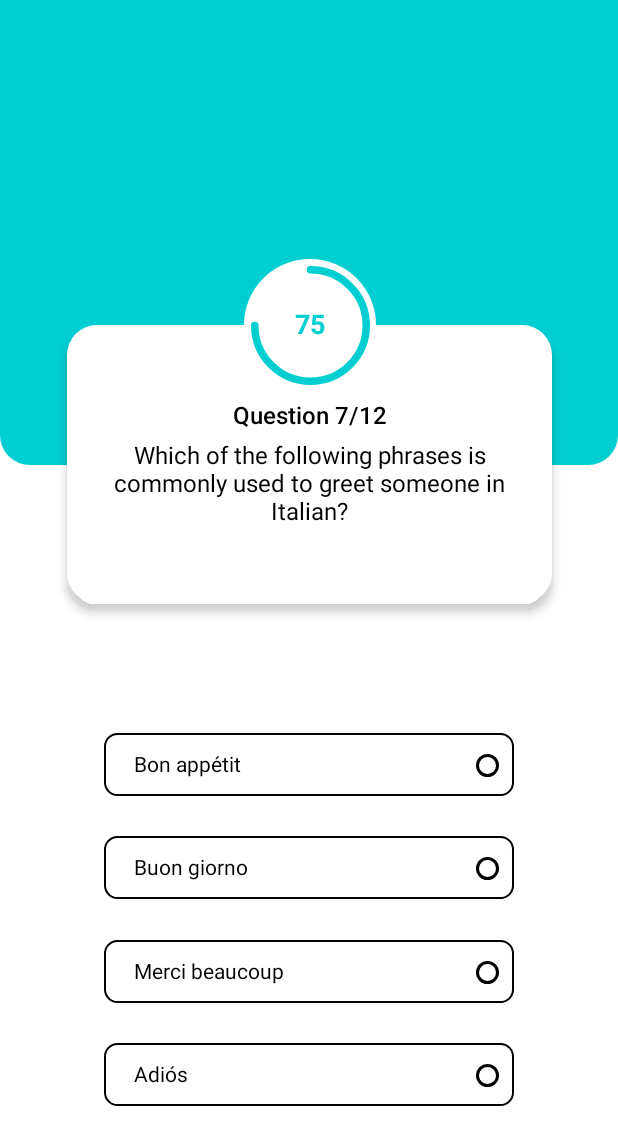
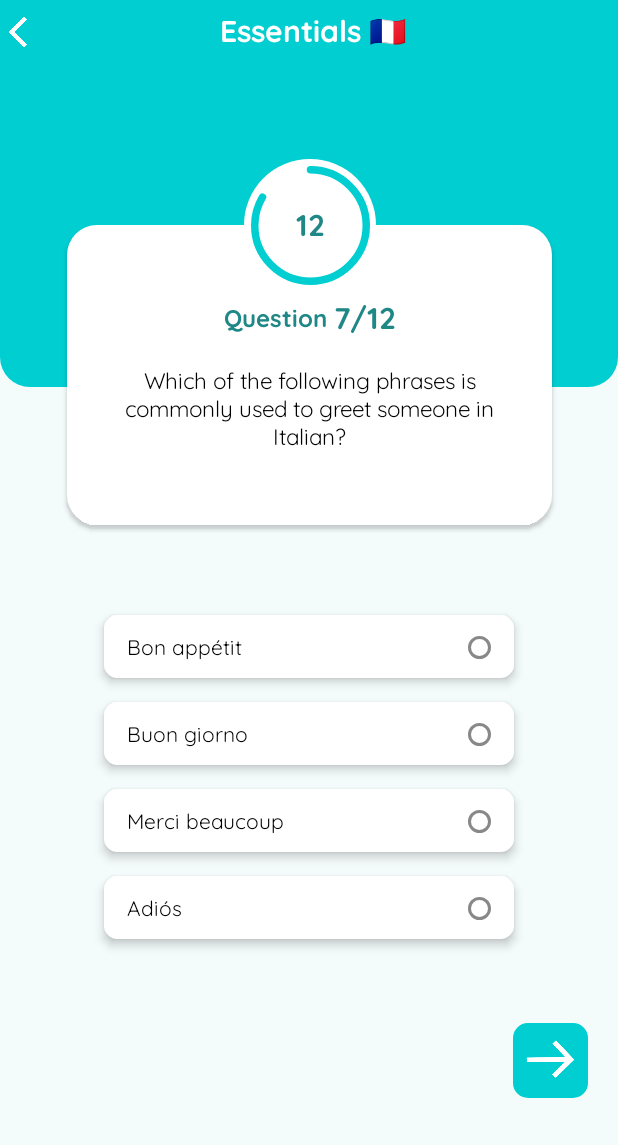
Before and after one commit to krishnapoddar1592/Fluentify-app, an Android app built with Jetpack Compose: the @Preview function FillQuestionScreen, on a phone screen of 412 x 824 dp. Shown: the top 1145 px of the screen. Run offline under Robolectric (Android 15) with nearby library versions, the phone set to English and light mode, and no system bars; pictures from the network do not load; Roboto replaces fonts that are not available here.

Commit message:
UI modification for the fill type question and also introduced the animation for the timer

```diff
--- a/app/src/main/java/com/example/fluentifyapp/ui/screens/common/BackButton.kt
+++ b/app/src/main/java/com/example/fluentifyapp/ui/screens/common/BackButton.kt
@@ -11,9 +11,9 @@ import androidx.compose.ui.unit.dp
 import com.example.fluentifyapp.R
 
 @Composable
-fun BackButton(onBackPressed: (() -> Unit)?,canGoBack: Boolean) {
+fun BackButton(onBackPressed: (() -> Unit)?, canGoBack: Boolean, isColorWhite: Boolean) {
     Image(
-        painter = painterResource(id = R.drawable.backarrowgreen),
+        painter = painterResource(id = if(isColorWhite)R.drawable.back_arrow_white else R.drawable.backarrowgreen),
         contentDescription = "Back Button",
         modifier = Modifier
             .size(width = 24.dp, height = 23.dp)
--- a/app/src/main/java/com/example/fluentifyapp/ui/screens/common/HeaderComponent.kt
+++ b/app/src/main/java/com/example/fluentifyapp/ui/screens/common/HeaderComponent.kt
@@ -13,12 +13,17 @@ import androidx.compose.ui.text.font.FontWeight
 import androidx.compose.ui.text.style.TextAlign
 import androidx.compose.ui.unit.TextUnit
 import androidx.compose.ui.unit.dp
-import androidx.compose.ui.unit.sp
 import com.example.fluentifyapp.ui.theme.AppFonts
 import com.example.fluentifyapp.ui.theme.primaryColor
 
 @Composable
-fun HeaderComponent(onBackPressed: (() -> Unit)?, headerText: String, canGoBack: Boolean,fontSize: TextUnit){
+fun HeaderComponent(
+    onBackPressed: (() -> Unit)?,
+    headerText: String,
+    canGoBack: Boolean,
+    fontSize: TextUnit,
+    isColorWhite: Boolean
+){
     // Top bar with Back Button and Sign Up Title
     Row(
         modifier = Modifier
@@ -26,14 +31,14 @@ fun HeaderComponent(onBackPressed: (() -> Unit)?, headerText: String, canGoBack:
             .padding(top = 8.dp),
         verticalAlignment = Alignment.CenterVertically
     ) {
-        BackButton(onBackPressed,canGoBack)
+        BackButton(onBackPressed,canGoBack,isColorWhite)
         Spacer(modifier = Modifier.weight(0.5f))
         Text(
             text = headerText,
             fontSize = fontSize,
             fontFamily = AppFonts.quicksand,
             fontWeight = FontWeight.Bold,
-            color = primaryColor,
+            color = if(isColorWhite) Color.White else primaryColor,
             textAlign = TextAlign.Center,
             modifier = Modifier.weight(1f)
         )
--- a/app/src/main/java/com/example/fluentifyapp/ui/screens/course/LessonStartScreen.kt
+++ b/app/src/main/java/com/example/fluentifyapp/ui/screens/course/LessonStartScreen.kt
@@ -1,8 +1,6 @@
 package com.example.fluentifyapp.ui.screens.course
 import androidx.compose.foundation.Image
 import androidx.compose.foundation.background
-import androidx.compose.foundation.border
-import androidx.compose.foundation.clickable
 import androidx.compose.foundation.layout.*
 import androidx.compose.foundation.lazy.LazyColumn
 import androidx.compose.foundation.shape.CircleShape
@@ -17,20 +15,15 @@ import androidx.compose.runtime.remember
 import androidx.compose.runtime.setValue
 import androidx.compose.ui.Alignment
 import androidx.compose.ui.Modifier
-import androidx.compose.ui.draw.alpha
 import androidx.compose.ui.draw.clip
-import androidx.compose.ui.draw.drawBehind
 import androidx.compose.ui.draw.shadow
 import androidx.compose.ui.graphics.Color
-import androidx.compose.ui.graphics.PaintingStyle
-import androidx.compose.ui.graphics.drawscope.DrawStyle
 import androidx.compose.ui.layout.ContentScale
 import androidx.compose.ui.res.painterResource
 import androidx.compose.ui.text.font.FontStyle
 import androidx.compose.ui.text.font.FontWeight
 import androidx.compose.ui.text.style.TextAlign
 import androidx.compose.ui.text.style.TextOverflow
-import androidx.compose.ui.tooling.preview.Preview
 import androidx.compose.ui.unit.dp
 import androidx.compose.ui.unit.sp
 import com.example.fluentifyapp.R
@@ -251,7 +244,13 @@ fun ActualLessonStartScreen(viewModel: LessonStartScreenViewModel, onBackPressed
                 .background(backgroundColor),
             horizontalAlignment = Alignment.CenterHorizontally,
         ) {
-            HeaderComponent(onBackPressed = onBackPressed, headerText = lessonProgress.courseName , canGoBack = true,18.sp)
+            HeaderComponent(
+                onBackPressed = onBackPressed,
+                headerText = lessonProgress.courseName,
+                canGoBack = true,
+                18.sp,
+                false
+            )
 
             Spacer(modifier = Modifier.height(baseSpacing))
 
--- a/app/src/main/java/com/example/fluentifyapp/ui/screens/course/QuestionScreen.kt
+++ b/app/src/main/java/com/example/fluentifyapp/ui/screens/course/QuestionScreen.kt
@@ -1,23 +1,34 @@
 package com.example.fluentifyapp.ui.screens.course
 
-import androidx.compose.foundation.Image
+import androidx.compose.animation.core.animateFloatAsState
+import androidx.compose.animation.core.tween
+import androidx.compose.foundation.Canvas
 import androidx.compose.foundation.background
 import androidx.compose.foundation.border
 import androidx.compose.foundation.clickable
+import androidx.compose.foundation.gestures.scrollable
+import androidx.compose.foundation.interaction.MutableInteractionSource
 import androidx.compose.foundation.layout.Arrangement
 import androidx.compose.foundation.layout.Box
 import androidx.compose.foundation.layout.Column
 import androidx.compose.foundation.layout.Row
 import androidx.compose.foundation.layout.Spacer
+import androidx.compose.foundation.layout.aspectRatio
 import androidx.compose.foundation.layout.fillMaxSize
 import androidx.compose.foundation.layout.fillMaxWidth
 import androidx.compose.foundation.layout.height
 import androidx.compose.foundation.layout.offset
 import androidx.compose.foundation.layout.padding
 import androidx.compose.foundation.layout.size
+import androidx.compose.foundation.layout.width
+import androidx.compose.foundation.rememberScrollState
 import androidx.compose.foundation.shape.CircleShape
 import androidx.compose.foundation.shape.RoundedCornerShape
+import androidx.compose.foundation.verticalScroll
+import androidx.compose.material3.Button
+import androidx.compose.material3.ButtonDefaults
 import androidx.compose.material3.CircularProgressIndicator
+import androidx.compose.material3.Icon
 import androidx.compose.material3.Text
 import androidx.compose.runtime.Composable
 import androidx.compose.runtime.getValue
@@ -29,32 +40,76 @@ import androidx.compose.ui.Modifier
 import androidx.compose.ui.draw.clip
 import androidx.compose.ui.draw.shadow
 import androidx.compose.ui.graphics.Color
+import androidx.compose.ui.layout.ContentScale
+import androidx.compose.ui.res.painterResource
 import androidx.compose.ui.text.font.FontWeight
 import androidx.compose.ui.text.style.TextAlign
 import androidx.compose.ui.tooling.preview.Preview
+import androidx.compose.ui.unit.Dp
 import androidx.compose.ui.unit.dp
 import androidx.compose.ui.unit.sp
+import com.example.fluentifyapp.R
 import com.example.fluentifyapp.languages.LanguageData
 import com.example.fluentifyapp.ui.screens.common.HeaderComponent
-import com.google.android.play.integrity.internal.f
+import com.example.fluentifyapp.ui.theme.AppFonts
+import com.example.fluentifyapp.ui.theme.backgroundColor
+import com.example.fluentifyapp.ui.theme.primaryColor
+import kotlinx.coroutines.launch
+import androidx.compose.foundation.Canvas
+import androidx.compose.foundation.Image
+import androidx.compose.foundation.layout.size
+import androidx.compose.runtime.LaunchedEffect
+import androidx.compose.runtime.mutableFloatStateOf
+import androidx.compose.ui.geometry.Offset
+import androidx.compose.ui.graphics.Path
+import androidx.compose.ui.graphics.StrokeCap
+import androidx.compose.ui.graphics.drawscope.Fill
+import androidx.compose.ui.unit.dp
+import coil.compose.AsyncImagePainter.State.Empty.painter
+import kotlinx.coroutines.delay
+import kotlin.math.floor
 
 
 @Composable
 fun QuestionScreen() {
 
 }
-@Preview
+//@Preview
 @Composable
 fun FillQuestionScreen() {
+
+    var secondsRemaining by remember { mutableFloatStateOf(15f) }
+    var isTimerRunning by remember { mutableStateOf(true) }
+
+    val progress by animateFloatAsState(
+        targetValue = secondsRemaining/ 15,
+        animationSpec = tween(durationMillis = 100)
+    )
+
+    LaunchedEffect(key1 = secondsRemaining, key2 = isTimerRunning) {
+        if (isTimerRunning) {
+            if (secondsRemaining > 0) {
+                delay(100L)
+                secondsRemaining-=0.1f
+            } else {
+                isTimerRunning = false
+//                onTimerEnd()
+            }
+        }
+    }
     Column(
         modifier = Modifier
             .fillMaxSize()
-            .background(color = Color.White) // Background color 00CED1
-//            .padding(top = -16.dp)
+            .background(color = backgroundColor),
+//            .verticalScroll(rememberScrollState()),
+//        verticalArrangement = Arrangement.SpaceEvenly,
+        horizontalAlignment = Alignment.CenterHorizontally,
     ) {
+
         Box(modifier = Modifier
             .fillMaxWidth()
-            .height(402.dp), contentAlignment = Alignment.BottomCenter){
+            .height(350.dp), contentAlignment = Alignment.BottomCenter)
+        {
             Box(
                 Modifier
                     .fillMaxSize()
@@ -62,11 +117,20 @@ fun FillQuestionScreen() {
                     .background(
                         color = Color(0xFF00CED1),
                         shape = RoundedCornerShape(bottomStart = 20.dp, bottomEnd = 20.dp)
-                    )){
+                    ),
+                contentAlignment = Alignment.TopCenter
+            ){
+                HeaderComponent(
+                    onBackPressed = null,
+                    headerText = "Essentials ${LanguageData.getLangEmoji("French")}",
+                    canGoBack = true,
+                    fontSize = 20.sp,
+                    isColorWhite=true
+                )
             }
 
             Box(
-                modifier = Modifier.size(323.dp, 229.dp),
+                modifier = Modifier.size(323.dp, 244.dp),
                 contentAlignment = Alignment.TopCenter
             ){
                 // Question Box
@@ -79,9 +143,9 @@ fun FillQuestionScreen() {
                     Box(
                         modifier = Modifier
                             .fillMaxSize()
-                            .offset(y = 4.dp) // Offset shadow to the bottom
+                            .offset(y = 2.dp) // Offset shadow to the bottom
                             .shadow(
-                                elevation = 4.dp,
+                                elevation = 2.dp,
                                 shape = RoundedCornerShape(20.dp),
                                 clip = false
                             )
@@ -100,18 +164,32 @@ fun FillQuestionScreen() {
                         Column(
                             horizontalAlignment = Alignment.CenterHorizontally
                         ) {
-                            Text(
-                                text = "Question 7/12",
-                                fontSize = 16.sp,
-                                fontWeight = FontWeight.Medium,
-                                color = Color.Black
-                            )
-                            Spacer(modifier = Modifier.height(8.dp))
+                            Row(verticalAlignment = Alignment.CenterVertically){
+                                Text(
+                                    text = "Question ",
+                                    fontSize = 16.sp,
+                                    fontWeight = FontWeight.Bold,
+                                    fontFamily = AppFonts.quicksand,
+                                    color = primaryColor
+                                )
+                                Text(
+                                    text = "7/12",
+                                    fontSize = 20.sp,
+                                    fontWeight = FontWeight.Bold,
+                                    fontFamily = AppFonts.quicksand,
+                                    color = primaryColor
+                                )
+
+
+                            }
+
+                            Spacer(modifier = Modifier.height(20.dp))
                             Text(
                                 text = "Which of the following phrases is commonly used to greet someone in Italian?",
-                                fontSize = 16.sp,
+                                fontSize = 15.sp,
                                 fontWeight = FontWeight.Normal,
                                 textAlign = TextAlign.Center,
+                                fontFamily = AppFonts.quicksand,
                                 color = Color.Black,
                                 modifier = Modifier.padding(horizontal = 16.dp)
                             )
@@ -128,17 +206,18 @@ fun FillQuestionScreen() {
 
                 ) {
                     CircularProgressIndicator(
-                        progress = 0.75f,
+                        progress = progress,
                         color = Color(0xFF00CED1),
                         trackColor = Color.White,
                         strokeWidth = 5.dp,
                         modifier = Modifier.size(79.dp)
                     )
                     Text(
-                        text = "75",
-                        color = Color(0xFF00CED1),
-                        fontSize = 18.sp,
-                        fontWeight = FontWeight.Bold
+                        text = floor(secondsRemaining).toInt().toString(),
+                        color = primaryColor,
+                        fontSize = 20.sp,
+                        fontWeight = FontWeight.Bold,
+                        fontFamily = AppFonts.quicksand
                     )
                 }
 
@@ -149,79 +228,116 @@ fun FillQuestionScreen() {
 
         }
 
-        // Header Component
-//        HeaderComponent(null,"Essentials ${LanguageData.getLangEmoji("French")}",false,20.sp)
+        // State to track the selected option by index (initially -1, meaning none is selected)
+        var selectedIndex by remember { mutableStateOf(-1) }
 
-        Spacer(modifier = Modifier.weight(0.5f))
-
-        // Answer Options
+        // List of option texts
+        val options = listOf("Bon appétit", "Buon giorno", "Merci beaucoup", "Adiós")
         Column(
-            modifier = Modifier.padding(vertical = 60.dp).fillMaxSize().align(Alignment.CenterHorizontally),
+            modifier = Modifier
+                .padding(top = 60.dp,bottom = 20.dp)
+                .fillMaxWidth()
+                .align(Alignment.CenterHorizontally),
             verticalArrangement = Arrangement.SpaceEvenly,
             horizontalAlignment = Alignment.CenterHorizontally
         ) {
-            OptionBox(text = "Bon appétit")
-            OptionBox(text = "Buon giorno")
-            OptionBox(text = "Merci beaucoup")
-            OptionBox(text = "Adiós")
+            options.forEachIndexed { index, text ->
+                OptionBox(
+                    text = text,
+                    isSelected = selectedIndex == index, // Check if this option is selected
+                    onClick = {
+                        selectedIndex = index // Update selected index when clicked
+                    }
+                )
+                Spacer(modifier = Modifier.height(16.dp)) // Space between options
+            }
         }
-        Spacer(modifier = Modifier.weight(0.5f))
+        Row(
+            modifier = Modifier
+                .fillMaxWidth()
+                .padding(20.dp),
+            horizontalArrangement = Arrangement.End
+        ) {
+           NextButton()
+        }
+
+//        Spacer(modifier = Modifier.weight(0.5f))
     }
 }
 
 @Composable
-fun OptionBox(text: String) {
+fun OptionBox(text: String, isSelected: Boolean, onClick: () -> Unit) {
     Box(
         modifier = Modifier
             .size(273.dp, 42.dp)
+            .shadow(4.dp, shape = RoundedCornerShape(9.dp), clip = false)
             .background(
                 color = Color.White,
                 shape = RoundedCornerShape(9.dp)
-
             )
-            .border(1.dp, Color.Black, shape = RoundedCornerShape(9.dp))
+            .clickable(
+                onClick = onClick,
+                // Disable default click indication (highlight)
+                indication = null,
+                interactionSource = remember { MutableInteractionSource() }
+            )
             .padding(vertical = 8.dp),
         contentAlignment = Alignment.CenterStart
     ) {
-        Row(modifier = Modifier.padding(horizontal = 10.dp), horizontalArrangement = Arrangement.SpaceEvenly, verticalAlignment = Alignment.CenterVertically){
-
+        Row(
+            modifier = Modifier.padding(horizontal = 15.dp),
+            horizontalArrangement = Arrangement.SpaceEvenly,
+            verticalAlignment = Alignment.CenterVertically
+        ) {
+            // Text label of the option
             Text(
-                modifier = Modifier.padding(horizontal = 10.dp),
                 text = text,
                 fontSize = 14.sp,
                 fontWeight = FontWeight.Normal,
-                color = Color.Black
+                color = Color.Black,
+                fontFamily = AppFonts.quicksand
             )
             Spacer(modifier = Modifier.weight(1f))
-            ClickableCircle()
+
+            // The clickable circle on the right
+            ClickableCircle(isFilled = isSelected)
         }
-
     }
 }
 
+// ClickableCircle composable to display the circle
 @Composable
-fun ClickableCircle() {
-    // State to track if the circle is filled or not
-    var isFilled by remember { mutableStateOf(false) }
-
+fun ClickableCircle(isFilled: Boolean) {
     Box(
         modifier = Modifier
             .size(15.dp)
             .border(
                 width = 2.dp, // Border width
-                color = if(isFilled) Color(0xFF00CED1) else Color.Black, // Border color
+                color = if (isFilled) Color(0xFF00CED1) else Color.Gray, // Border color changes based on selection
                 shape = CircleShape
             )
             .background(
-                color = if (isFilled) Color(0xFF00CED1) else Color.Transparent, // Fill color on click
+                color = if (isFilled) Color(0xFF00CED1) else Color.Transparent, // Fill color based on selection
                 shape = CircleShape
             )
-            .clickable {
-                isFilled = !isFilled // Toggle fill state on click
-            },
+    )
+}
+@Preview
+@Composable
+fun NextButton(){
+    Box(
+        modifier = Modifier
+            .size(50.dp)
+            .clip(RoundedCornerShape(10.dp))
+            .background(Color(0xFF00CED1))
+            .clickable(onClick = {}),
+        contentAlignment = Alignment.Center
+    ) {
+        Image(
+            painter = painterResource(id = R.drawable.next_arrow),
+            contentDescription = "Back Button",
+            Modifier.size(35.dp)
+        )
+    }
 
-        contentAlignment = Alignment.Center
-    ){
-
-    }
 }
--- a/app/src/main/java/com/example/fluentifyapp/ui/screens/home/CourseSelectionScreen.kt
+++ b/app/src/main/java/com/example/fluentifyapp/ui/screens/home/CourseSelectionScreen.kt
@@ -170,7 +170,13 @@ fun ActualCourseScreen(
 //                .padding(16.dp),
             horizontalAlignment = Alignment.CenterHorizontally,
         ) {
-            HeaderComponent(onBackPressed = onBackPressed, headerText = "Explore", canGoBack,26.sp)
+            HeaderComponent(
+                onBackPressed = onBackPressed,
+                headerText = "Explore",
+                canGoBack,
+                26.sp,
+                false
+            )
             Spacer(modifier = Modifier.height(16.dp))
             Column(
                 modifier = Modifier
--- a/app/src/main/java/com/example/fluentifyapp/ui/screens/signup/UserDetailsScreen.kt
+++ b/app/src/main/java/com/example/fluentifyapp/ui/screens/signup/UserDetailsScreen.kt
@@ -113,7 +113,8 @@ fun UserDetailsScreen(
                 onBackPressed = onBackPressed,
                 headerText = "Sign Up",
                 canGoBack = true,
-                26.sp
+                26.sp,
+                false
             )
 
             // Profile completion title and description
```
Also changed, not shown: app/src/main/res/drawable/back_arrow_white.png (added), app/src/main/res/drawable/next_arrow.png (added).
